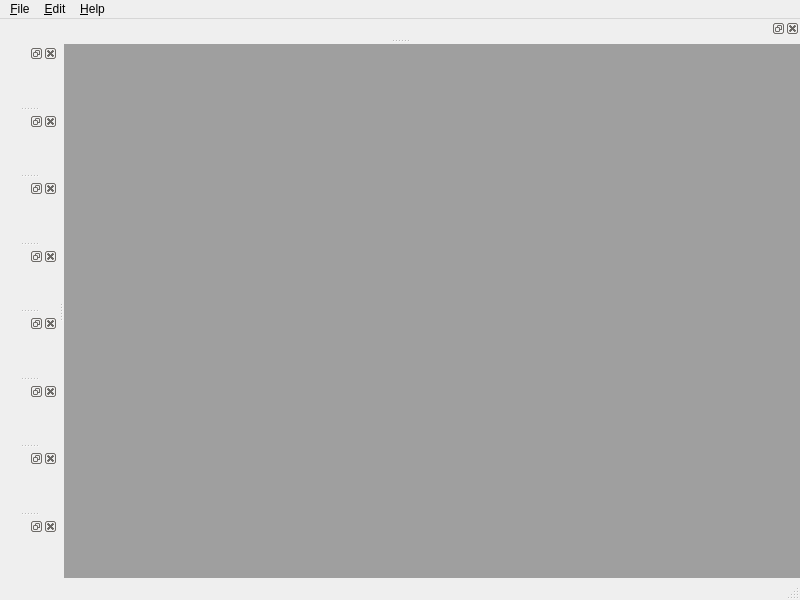
Qt form src/ui/MainWindow.ui (chrisjaquet/OpenGMS) before a commit.
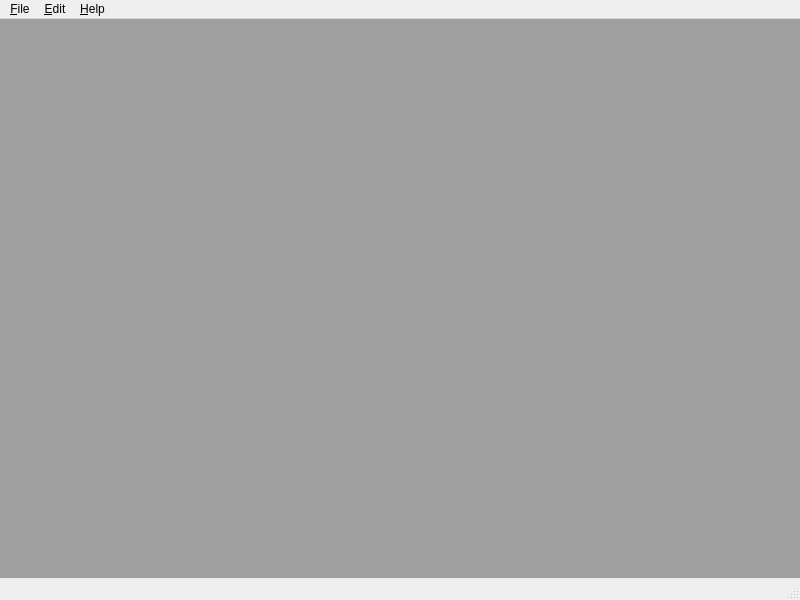
The same form after that commit.

Commit message: Ideas doc added, as well as main window adjustment,

The edit to the form file:
```diff
--- a/src/ui/MainWindow.ui
+++ b/src/ui/MainWindow.ui
@@ -65,60 +65,6 @@
    <addaction name="menuHelp"/>
   </widget>
   <widget class="QStatusBar" name="statusbar"/>
-  <widget class="QDockWidget" name="dockWidget">
-   <attribute name="dockWidgetArea">
-    <number>1</number>
-   </attribute>
-   <widget class="QWidget" name="dockWidgetContents"/>
-  </widget>
-  <widget class="QDockWidget" name="dockWidget_2">
-   <attribute name="dockWidgetArea">
-    <number>1</number>
-   </attribute>
-   <widget class="QWidget" name="dockWidgetContents_2"/>
-  </widget>
-  <widget class="QDockWidget" name="dockWidget_3">
-   <attribute name="dockWidgetArea">
-    <number>1</number>
-   </attribute>
-   <widget class="QWidget" name="dockWidgetContents_3"/>
-  </widget>
-  <widget class="QDockWidget" name="dockWidget_4">
-   <attribute name="dockWidgetArea">
-    <number>1</number>
-   </attribute>
-   <widget class="QWidget" name="dockWidgetContents_4"/>
-  </widget>
-  <widget class="QDockWidget" name="dockWidget_5">
-   <attribute name="dockWidgetArea">
-    <number>4</number>
-   </attribute>
-   <widget class="QWidget" name="dockWidgetContents_5"/>
-  </widget>
-  <widget class="QDockWidget" name="dockWidget_6">
-   <attribute name="dockWidgetArea">
-    <number>1</number>
-   </attribute>
-   <widget class="QWidget" name="dockWidgetContents_6"/>
-  </widget>
-  <widget class="QDockWidget" name="dockWidget_7">
-   <attribute name="dockWidgetArea">
-    <number>1</number>
-   </attribute>
-   <widget class="QWidget" name="dockWidgetContents_7"/>
-  </widget>
-  <widget class="QDockWidget" name="dockWidget_8">
-   <attribute name="dockWidgetArea">
-    <number>1</number>
-   </attribute>
-   <widget class="QWidget" name="dockWidgetContents_8"/>
-  </widget>
-  <widget class="QDockWidget" name="dockWidget_9">
-   <attribute name="dockWidgetArea">
-    <number>1</number>
-   </attribute>
-   <widget class="QWidget" name="dockWidgetContents_9"/>
-  </widget>
   <action name="actionQuti">
    <property name="text">
     <string>Quit</string>
```
The commit also changes 1 other file.
